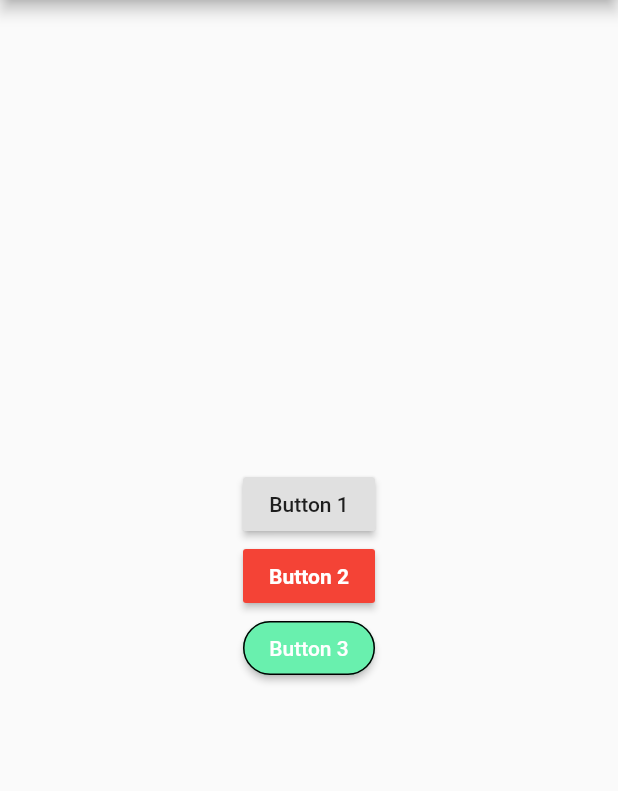
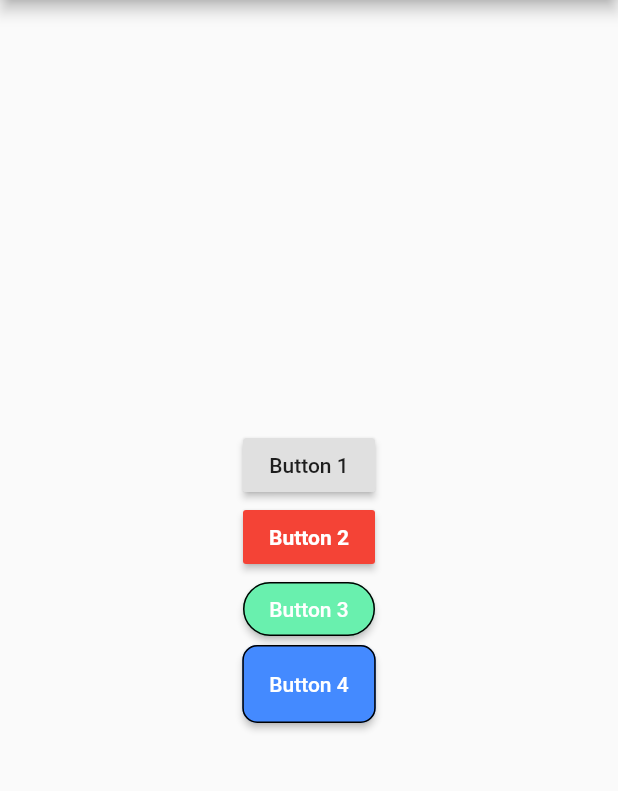
Before and after one commit to sekolahprogram/fluttersekolahprogram, a Flutter app: the screen it shows after launch, on a phone screen of 412 x 824 dp, the part 84-875 px from its top. Run offline on Flutter 3.47's test engine with Material 2 defaults, Android fonts, the phone set to English and light mode, and no system bars.

Commit message:
FinalRaisedButton

```diff
--- a/raisedbuttonapps/lib/main.dart
+++ b/raisedbuttonapps/lib/main.dart
@@ -10,6 +10,7 @@ class MyApp extends StatelessWidget {
   Widget build(BuildContext context) {
     return MaterialApp(
       title: 'Flutter Demo',
+      debugShowCheckedModeBanner: false,
       theme: ThemeData(
         primarySwatch: Colors.blue,
         visualDensity: VisualDensity.adaptivePlatformDensity,
@@ -72,8 +73,30 @@ class MyHomePage extends StatelessWidget {
                 ),
               ),
               color: Colors.greenAccent,
-              onPressed: () {},
+              onPressed: () {
+                print('Button 3');
+              },
             ),
+            RaisedButton(
+                padding: const EdgeInsets.all(
+                  18.0,
+                ),
+                shape: RoundedRectangleBorder(
+                  borderRadius: BorderRadius.circular(
+                    10.0,
+                  ),
+                  side: BorderSide(
+                    color: Colors.black,
+                  ),
+                ),
+                child: Text(
+                  'Button 4',
+                  style: TextStyle(
+                    color: Colors.white,
+                  ),
+                ),
+                color: Colors.blueAccent,
+                onPressed: () {})
           ],
         ),
       ),
```
